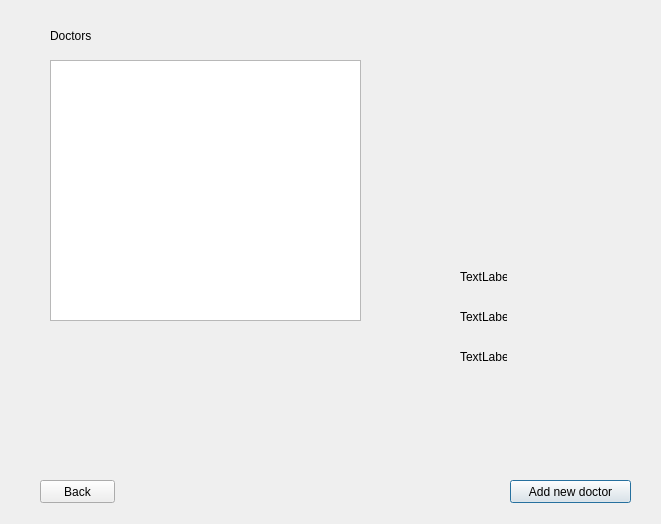
The window that courses/prog_base_3/project/ClinicsManagementSystem/admindoctors.ui (KarinaChumak/KPIrepository) describes before a commit, drawn with Qt 5.
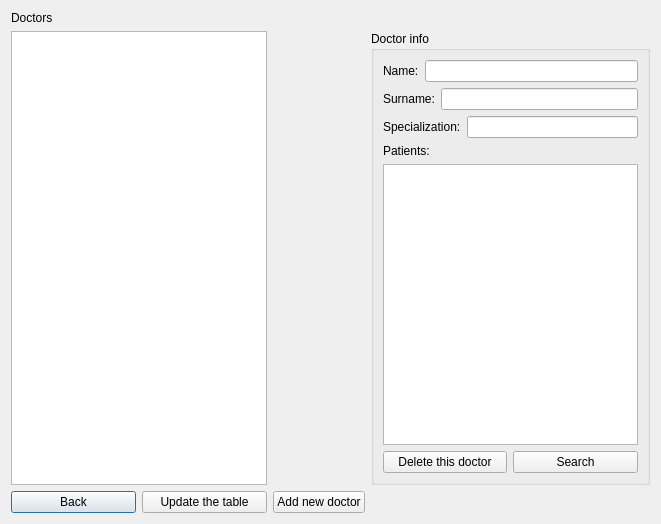
The same window after the commit.

The edit to the form file:
```diff
--- a/courses/prog_base_3/project/ClinicsManagementSystem/admindoctors.ui
+++ b/courses/prog_base_3/project/ClinicsManagementSystem/admindoctors.ui
@@ -16,15 +16,9 @@
   <property name="layoutDirection">
    <enum>Qt::LeftToRight</enum>
   </property>
+  <layout class="QGridLayout" name="gridLayout">
+   <item row="0" column="0">
   <widget class="QLabel" name="label">
-   <property name="geometry">
-    <rect>
-     <x>50</x>
-     <y>15</y>
-     <width>91</width>
-     <height>41</height>
-    </rect>
-   </property>
    <property name="text">
     <string>Doctors</string>
    </property>
@@ -35,94 +29,148 @@
     <number>-1</number>
    </property>
   </widget>
+   </item>
+   <item row="1" column="0" colspan="2">
+    <widget class="QTableView" name="tableView"/>
+   </item>
+   <item row="0" column="4">
   <widget class="QLabel" name="label_2">
-   <property name="geometry">
-    <rect>
-     <x>190</x>
-     <y>30</y>
-     <width>71</width>
-     <height>21</height>
-    </rect>
-   </property>
    <property name="text">
     <string/>
    </property>
   </widget>
-  <widget class="QPushButton" name="pushButton_addDoctor">
-   <property name="geometry">
-    <rect>
-     <x>510</x>
-     <y>480</y>
-     <width>121</width>
-     <height>23</height>
-    </rect>
-   </property>
-   <property name="text">
-    <string>Add new doctor</string>
-   </property>
-  </widget>
-  <widget class="QTableView" name="tableView">
-   <property name="geometry">
-    <rect>
-     <x>50</x>
-     <y>60</y>
-     <width>311</width>
-     <height>261</height>
-    </rect>
-   </property>
-  </widget>
+   </item>
+   <item row="2" column="0">
   <widget class="QPushButton" name="pushButton_back">
-   <property name="geometry">
-    <rect>
-     <x>40</x>
-     <y>480</y>
-     <width>75</width>
-     <height>23</height>
-    </rect>
-   </property>
    <property name="text">
     <string>Back</string>
    </property>
   </widget>
+   </item>
+   <item row="1" column="3" colspan="3">
+    <widget class="QGroupBox" name="groupBox">
+     <property name="title">
+      <string>Doctor info</string>
+     </property>
+     <layout class="QGridLayout" name="gridLayout_2">
+      <item row="0" column="0" colspan="2">
+       <layout class="QVBoxLayout" name="verticalLayout_2">
+        <item>
+         <layout class="QHBoxLayout" name="horizontalLayout">
+          <item>
   <widget class="QLabel" name="label_3">
-   <property name="geometry">
-    <rect>
-     <x>460</x>
-     <y>270</y>
-     <width>47</width>
-     <height>13</height>
-    </rect>
-   </property>
    <property name="text">
-    <string>TextLabel</string>
-   </property>
-  </widget>
-  <widget class="QLabel" name="label_4">
-   <property name="geometry">
-    <rect>
-     <x>460</x>
-     <y>310</y>
-     <width>47</width>
-     <height>13</height>
-    </rect>
-   </property>
-   <property name="text">
-    <string>TextLabel</string>
-   </property>
-  </widget>
+             <string>Name:</string>
+            </property>
+           </widget>
+          </item>
+          <item>
+           <widget class="QLineEdit" name="lineEdit_name"/>
+          </item>
+         </layout>
+        </item>
+        <item>
+         <layout class="QHBoxLayout" name="horizontalLayout_2">
+          <item>
   <widget class="QLabel" name="label_5">
-   <property name="geometry">
-    <rect>
-     <x>460</x>
-     <y>350</y>
-     <width>47</width>
-     <height>13</height>
-    </rect>
-   </property>
+            <property name="text">
+             <string>Surname:</string>
+            </property>
+           </widget>
+          </item>
+          <item>
+           <widget class="QLineEdit" name="lineEdit_surname"/>
+          </item>
+         </layout>
+        </item>
+        <item>
+         <layout class="QHBoxLayout" name="horizontalLayout_3">
+          <item>
+           <widget class="QLabel" name="label_7">
    <property name="text">
-    <string>TextLabel</string>
-   </property>
-  </widget>
+             <string>Specialization:</string>
+            </property>
+           </widget>
+          </item>
+          <item>
+           <widget class="QLineEdit" name="lineEdit_specialization"/>
+          </item>
+         </layout>
+        </item>
+        <item>
+         <layout class="QVBoxLayout" name="verticalLayout">
+          <item>
+           <widget class="QLabel" name="label_9">
+            <property name="text">
+             <string>Patients:</string>
+            </property>
+           </widget>
+          </item>
+          <item>
+           <widget class="QListView" name="listView_patients"/>
+          </item>
+         </layout>
+        </item>
+       </layout>
+      </item>
+      <item row="1" column="0">
+       <widget class="QPushButton" name="pushButton">
+        <property name="text">
+         <string>Delete this doctor</string>
+        </property>
+       </widget>
+      </item>
+      <item row="1" column="1">
+       <widget class="QPushButton" name="pushButton_search">
+        <property name="text">
+         <string>Search</string>
+        </property>
+       </widget>
+      </item>
+     </layout>
+     <zorder>label_3</zorder>
+     <zorder>label_name</zorder>
+     <zorder>label_5</zorder>
+     <zorder>label_surname</zorder>
+     <zorder>label_7</zorder>
+     <zorder>label_specialization</zorder>
+     <zorder>listView_patients</zorder>
+     <zorder>label_9</zorder>
+     <zorder>lineEdit_surname</zorder>
+     <zorder>lineEdit_specialization</zorder>
+     <zorder>pushButton</zorder>
+     <zorder>pushButton_search</zorder>
+     <zorder>pushButton_search</zorder>
+    </widget>
+   </item>
+   <item row="1" column="2">
+    <spacer name="horizontalSpacer">
+     <property name="orientation">
+      <enum>Qt::Horizontal</enum>
+     </property>
+     <property name="sizeHint" stdset="0">
+      <size>
+       <width>40</width>
+       <height>20</height>
+      </size>
+     </property>
+    </spacer>
+   </item>
+   <item row="2" column="1">
+    <widget class="QPushButton" name="pushButton_update">
+     <property name="text">
+      <string>Update the table</string>
+     </property>
+    </widget>
+   </item>
+   <item row="2" column="2">
+    <widget class="QPushButton" name="pushButton_addDoctor">
+     <property name="text">
+      <string>Add new doctor</string>
+     </property>
+    </widget>
+   </item>
+  </layout>
  </widget>
  <resources/>
  <connections/>
```
Lines whose indentation alone changed are shown as unchanged.
